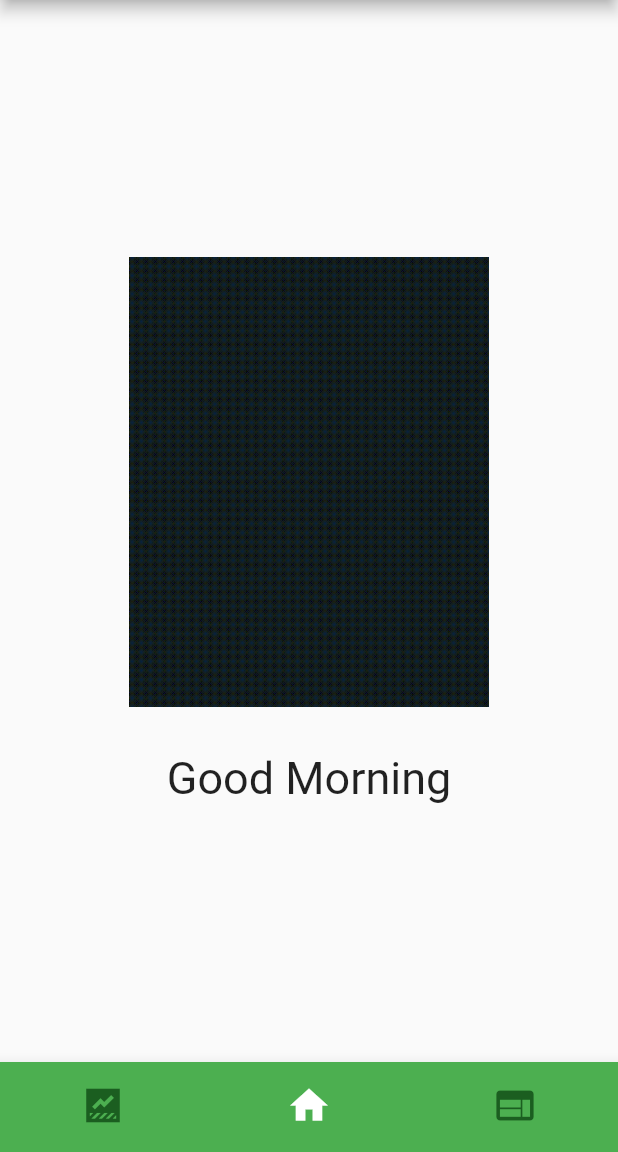
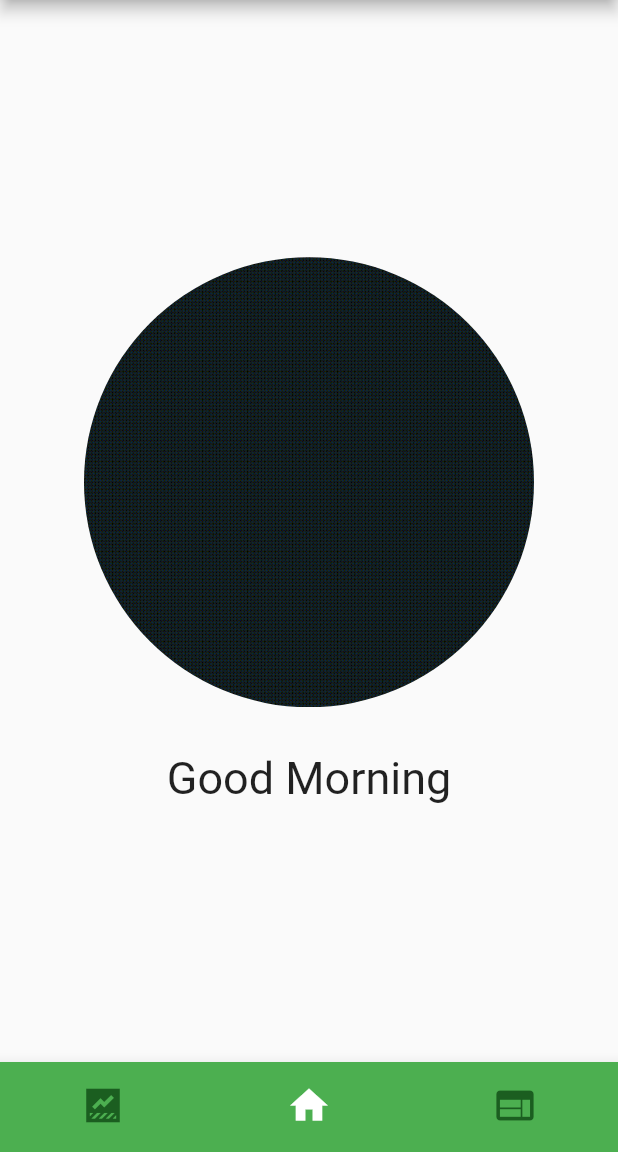
Before and after one commit to ArjunMalhotra07/RaftLabs, a Flutter app: the screen it shows after launch, on a phone screen of 412 x 824 dp, the part 84-1236 px from its top. Run offline on Flutter 3.47's test engine with Material 2 defaults, Android fonts, the phone set to English and light mode, and no system bars; our stand-ins replace webview_flutter; missing offline and left inert: flutter_inappwebview.

```diff
--- a/lib/pages/page2.dart
+++ b/lib/pages/page2.dart
@@ -12,8 +12,8 @@ class _WelcomeMessageState extends State<WelcomeMessage> {
   @override
   Widget build(BuildContext context) {
     DateTime now = DateTime.now();
-    // int hour = now.hour;
-    int hour = 9;
+    int hour = now.hour;
+
     bool ans = false;
 
     print(ans.toString());
--- a/lib/utils/customWidgets.dart
+++ b/lib/utils/customWidgets.dart
@@ -58,10 +58,10 @@ class CustomGreetingsColumn extends StatelessWidget {
     return Column(
       mainAxisAlignment: MainAxisAlignment.center,
       children: [
-        Image.asset(
-          imageName,
-          height: 300.0,
-          width: 300.0,
+        CircleAvatar(
+          radius: 150.0,
+          backgroundImage: AssetImage(imageName),
+          backgroundColor: Colors.transparent,
         ),
         SizedBox(
           height: 30,
```
